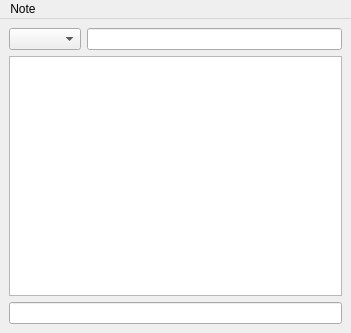
The window that everpad/interface/editor.ui (nvbn/everpad) describes before a commit, drawn with Qt 5.
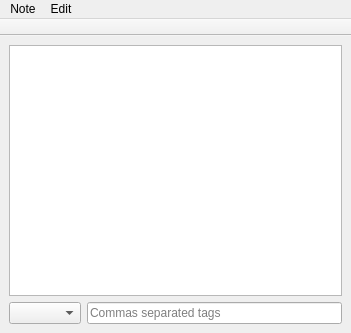
The same window after the commit.

What changed in the file:
```diff
--- a/everpad/interface/editor.ui
+++ b/everpad/interface/editor.ui
@@ -15,21 +15,29 @@
   </property>
   <widget class="QWidget" name="centralwidget">
    <layout class="QVBoxLayout" name="verticalLayout">
-    <item>
-     <layout class="QHBoxLayout" name="horizontalLayout">
-      <item>
-       <widget class="QComboBox" name="notebook"/>
-      </item>
-      <item>
-       <widget class="QLineEdit" name="title"/>
-      </item>
-     </layout>
-    </item>
     <item>
      <widget class="QTextEdit" name="content"/>
     </item>
     <item>
-     <widget class="QLineEdit" name="tags"/>
+     <layout class="QHBoxLayout" name="options">
+      <item>
+       <widget class="QComboBox" name="notebook">
+        <property name="toolTip">
+         <string>Select notebook</string>
+        </property>
+       </widget>
+      </item>
+      <item>
+       <widget class="QLineEdit" name="tags">
+        <property name="toolTip">
+         <string>Note tags</string>
+        </property>
+        <property name="placeholderText">
+         <string>Commas separated tags</string>
+        </property>
+       </widget>
+      </item>
+     </layout>
     </item>
    </layout>
   </widget>
@@ -51,7 +59,30 @@
     <addaction name="actionDelete"/>
     <addaction name="actionClose"/>
    </widget>
+   <widget class="QMenu" name="menuEdit">
+    <property name="title">
+     <string>Edit</string>
+    </property>
+    <addaction name="actionCut"/>
+    <addaction name="actionCopy"/>
+    <addaction name="actionPaste"/>
+   </widget>
    <addaction name="menuFIle"/>
+   <addaction name="menuEdit"/>
+  </widget>
+  <widget class="QToolBar" name="toolBar">
+   <property name="windowTitle">
+    <string>toolBar</string>
+   </property>
+   <property name="movable">
+    <bool>false</bool>
+   </property>
+   <attribute name="toolBarArea">
+    <enum>TopToolBarArea</enum>
+   </attribute>
+   <attribute name="toolBarBreak">
+    <bool>true</bool>
+   </attribute>
   </widget>
   <action name="actionSave">
    <property name="text">
```
Left out of the diff: 15 changed lines with no effect on the pictures.
